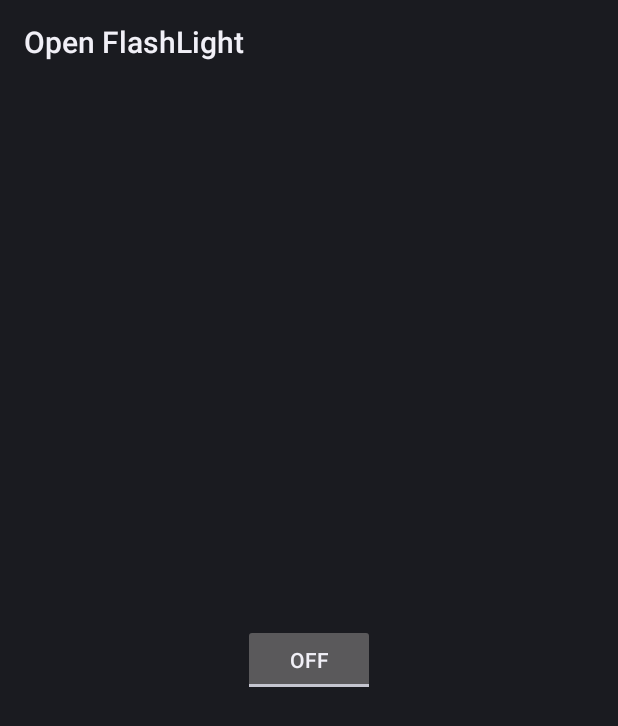
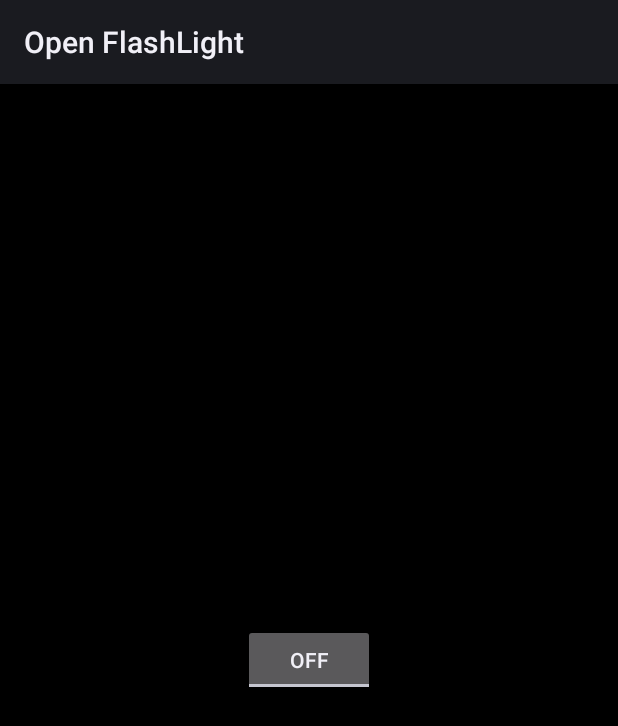
Before and after one commit to sanbeg/flashlight, an Android app: the screen it shows after launch (FlashLightActivity), after a tap on "ON", on a phone screen of 412 x 824 dp. Shown: the top 726 px of the screen. Run offline under Robolectric (Android 15) with nearby library versions, the phone set to English and light mode, and no system bars; 1 other tap on this screen came first.

Commit message:
release camera when turning off, change background between white & black when off/off, long press on background to toggle

```diff
--- a/app/src/main/java/io/github/sanbeg/flashlight/FlashLightActivity.java
+++ b/app/src/main/java/io/github/sanbeg/flashlight/FlashLightActivity.java
@@ -1,30 +1,36 @@
 package io.github.sanbeg.flashlight;
 
 import android.app.Activity;
+import android.graphics.Color;
 import android.os.Bundle;
 import android.view.View;
 import android.widget.ToggleButton;
 
 public class FlashLightActivity extends Activity {
-    private Flash flash = new Flash();
+    private final Flash flash = new Flash();
+    private View background;
+    private ToggleButton the_button;
 
     /** Called when the activity is first created. */
     @Override
     public void onCreate(Bundle savedInstanceState) {
         super.onCreate(savedInstanceState);
         setContentView(R.layout.main);
-
+        background = findViewById(R.id.backgroundLayout);
+        background.setOnLongClickListener(new LongClickListener());
+        the_button = (ToggleButton) findViewById(R.id.flashlightButton);
     }
 
     @Override
     public void onResume() {
         super.onResume();
-        flash.open();
-
-        ToggleButton the_button = (ToggleButton) findViewById(R.id.flashlightButton);
+        //flash.open();
         if (the_button.isChecked()) {
             flash.on();
             the_button.setKeepScreenOn(true);
+            background.setBackgroundColor(Color.WHITE);
+        } else {
+            background.setBackgroundColor(Color.BLACK);
         }
     }
 
@@ -36,12 +42,25 @@ public class FlashLightActivity extends Activity {
 
     public void onToggleClicked(View v) {
         if (((ToggleButton) v).isChecked()) {
+            flash.open();
             flash.on();
             v.setKeepScreenOn(true);
+            background.setBackgroundColor(Color.WHITE);
         } else {
-            flash.off();
+            //flash.off();
+            flash.close();
             v.setKeepScreenOn(false);
+            background.setBackgroundColor(Color.BLACK);
         }
     }
 
+    public class LongClickListener implements View.OnLongClickListener {
+        @Override
+        public boolean onLongClick(View view){
+            //view.setBackgroundColor(Color.WHITE);
+            the_button.setChecked(!the_button.isChecked());
+            onToggleClicked(the_button);
+            return true;
+        }
+    }
 }
--- a/app/src/main/res/layout/main.xml
+++ b/app/src/main/res/layout/main.xml
@@ -3,7 +3,8 @@
     android:layout_width="fill_parent"
     android:layout_height="fill_parent"
     android:gravity="center"
-    android:orientation="vertical">
+    android:orientation="vertical"
+    android:id="@+id/backgroundLayout">
 
     <ToggleButton
         android:id="@+id/flashlightButton"
```
